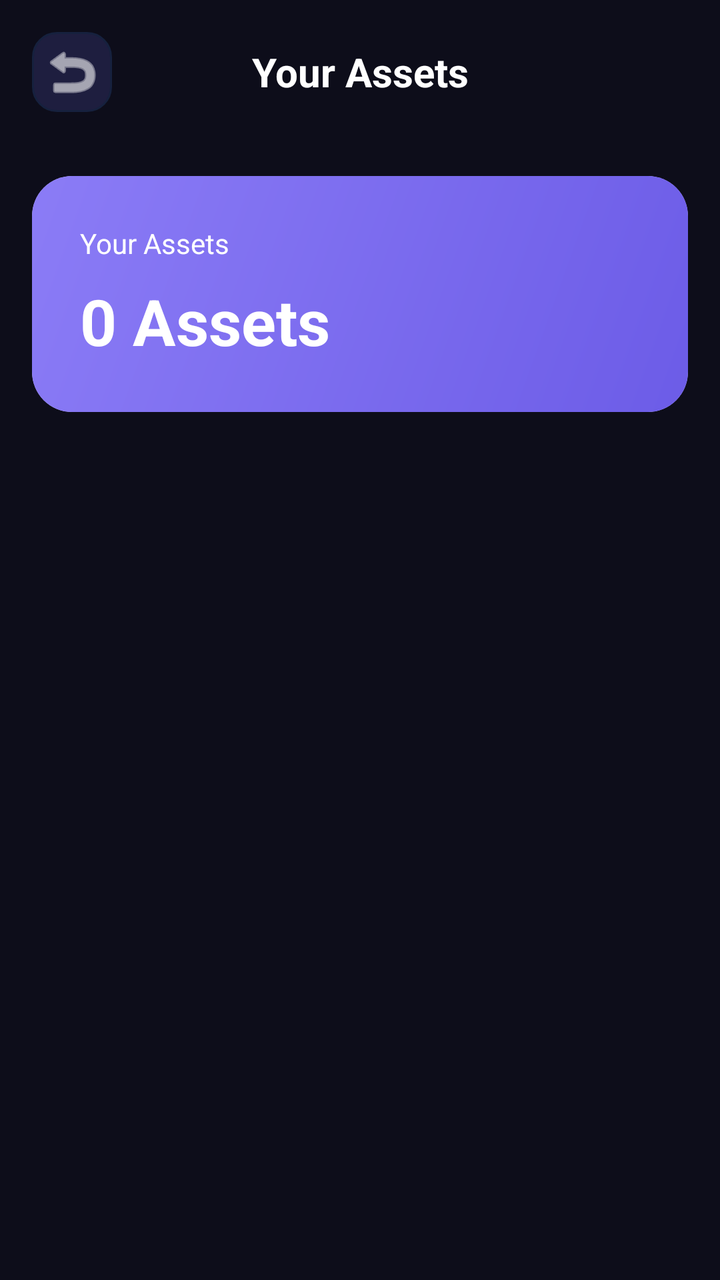
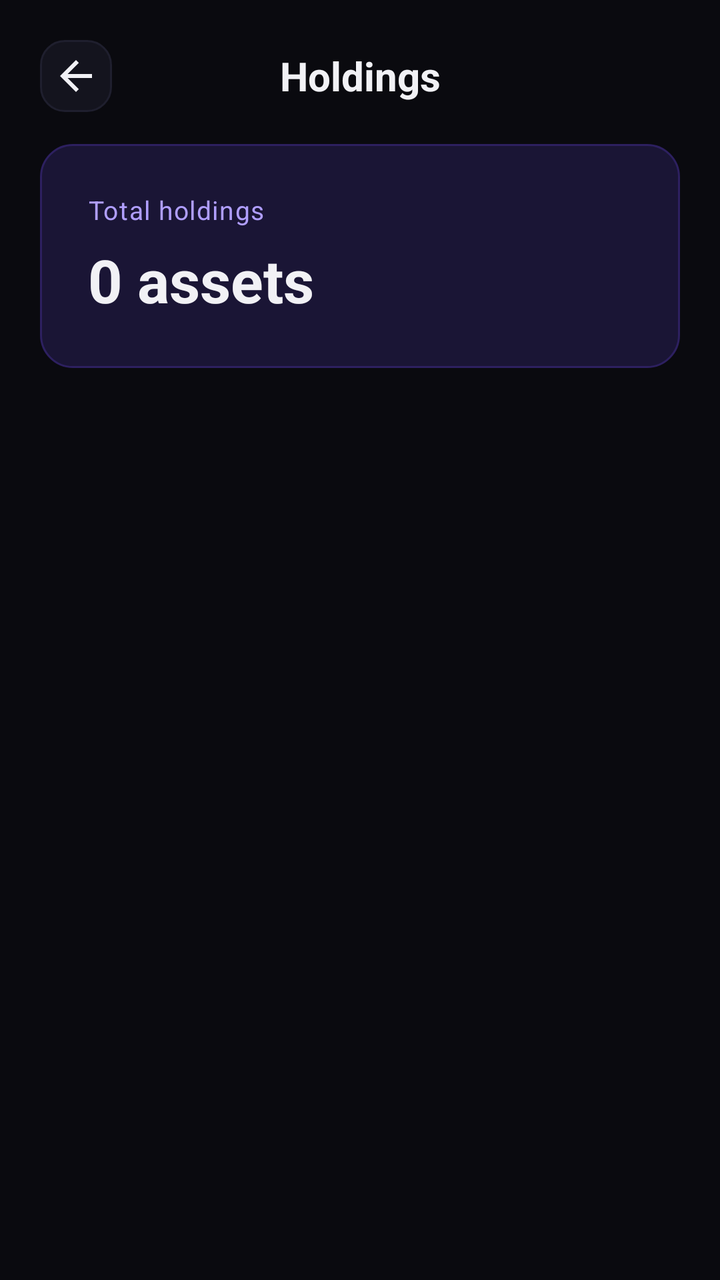

Compare the two renders of this Android layout. The source of the first and the diff that turns it into the second are given below.
<!-- AndroidManifest.xml: application theme Theme.CryptoApplication -->
<!-- res/layout/activity_assets.xml -->
<?xml version="1.0" encoding="utf-8"?>
<androidx.constraintlayout.widget.ConstraintLayout xmlns:android="http://schemas.android.com/apk/res/android"
    xmlns:app="http://schemas.android.com/apk/res-auto"
    xmlns:tools="http://schemas.android.com/tools"
    android:layout_width="match_parent"
    android:layout_height="match_parent"
    android:background="@color/dark_background"
    android:fitsSystemWindows="true"
    tools:context=".ui.profile.AssetsActivity">

    
    <LinearLayout
        android:id="@+id/headerLayout"
        android:layout_width="match_parent"
        android:layout_height="wrap_content"
        android:orientation="horizontal"
        android:gravity="center_vertical"
        android:padding="16dp"
        app:layout_constraintTop_toTopOf="parent"
        app:layout_constraintStart_toStartOf="parent"
        app:layout_constraintEnd_toEndOf="parent">

        <ImageButton
            android:id="@+id/btnBack"
            android:layout_width="40dp"
            android:layout_height="40dp"
            android:background="@drawable/dark_card_background"
            android:padding="8dp"
            android:src="@android:drawable/ic_menu_revert"
            android:tint="@color/text_primary"
            android:contentDescription="Back" />

        <TextView
            android:layout_width="0dp"
            android:layout_height="wrap_content"
            android:layout_weight="1"
            android:text="Your Assets"
            android:textColor="@color/text_primary"
            android:textSize="20sp"
            android:textStyle="bold"
            android:gravity="center"
            android:layout_marginStart="16dp"
            android:layout_marginEnd="56dp" />

    </LinearLayout>

    
    <androidx.cardview.widget.CardView
        android:id="@+id/summaryCard"
        android:layout_width="0dp"
        android:layout_height="wrap_content"
        android:layout_marginStart="16dp"
        android:layout_marginTop="16dp"
        android:layout_marginEnd="16dp"
        app:cardCornerRadius="20dp"
        app:cardElevation="0dp"
        app:layout_constraintTop_toBottomOf="@+id/headerLayout"
        app:layout_constraintStart_toStartOf="parent"
        app:layout_constraintEnd_toEndOf="parent">

        <LinearLayout
            android:layout_width="match_parent"
            android:layout_height="wrap_content"
            android:background="@drawable/gradient_purple_card"
            android:orientation="vertical"
            android:padding="24dp">

            <TextView
                android:layout_width="wrap_content"
                android:layout_height="wrap_content"
                android:text="Your Assets"
                android:textColor="@color/text_primary"
                android:textSize="14sp"
                android:layout_marginBottom="8dp" />

            <TextView
                android:id="@+id/txtTotalValue"
                android:layout_width="wrap_content"
                android:layout_height="wrap_content"
                android:text="0 Assets"
                android:textColor="@color/text_primary"
                android:textSize="32sp"
                android:textStyle="bold" />

        </LinearLayout>

    </androidx.cardview.widget.CardView>

    
    <androidx.recyclerview.widget.RecyclerView
        android:id="@+id/assetsRecyclerView"
        android:layout_width="0dp"
        android:layout_height="0dp"
        android:layout_marginStart="16dp"
        android:layout_marginTop="16dp"
        android:layout_marginEnd="16dp"
        android:layout_marginBottom="32dp"
        android:clipToPadding="false"
        android:paddingBottom="16dp"
        app:layout_constraintTop_toBottomOf="@+id/summaryCard"
        app:layout_constraintStart_toStartOf="parent"
        app:layout_constraintEnd_toEndOf="parent"
        app:layout_constraintBottom_toBottomOf="parent" />

    
    <LinearLayout
        android:id="@+id/emptyState"
        android:layout_width="wrap_content"
        android:layout_height="wrap_content"
        android:orientation="vertical"
        android:gravity="center"
        android:visibility="gone"
        app:layout_constraintTop_toTopOf="parent"
        app:layout_constraintBottom_toBottomOf="parent"
        app:layout_constraintStart_toStartOf="parent"
        app:layout_constraintEnd_toEndOf="parent">

        <TextView
            android:layout_width="wrap_content"
            android:layout_height="wrap_content"
            android:text="💰"
            android:textSize="48sp"
            android:layout_marginBottom="16dp" />

        <TextView
            android:layout_width="wrap_content"
            android:layout_height="wrap_content"
            android:text="No assets yet"
            android:textColor="@color/text_primary"
            android:textSize="18sp"
            android:textStyle="bold"
            android:layout_marginBottom="8dp" />

        <TextView
            android:layout_width="wrap_content"
            android:layout_height="wrap_content"
            android:text="Start trading to build your portfolio"
            android:textColor="@color/text_secondary"
            android:textSize="14sp"
            android:gravity="center" />

    </LinearLayout>

</androidx.constraintlayout.widget.ConstraintLayout>
<!-- resources referenced by this layout -->
<resources>
  <color name="dark_background">#0D0D1A</color>
  <color name="text_primary">#FFFFFF</color>
  <color name="text_secondary">#B0B3B8</color>
  <!-- drawable dark_card_background (drawable) -->
  <?xml version="1.0" encoding="utf-8"?>
  <shape xmlns:android="http://schemas.android.com/apk/res/android">
      <solid android:color="@color/dark_card" />
      <corners android:radius="12dp" />
      <stroke 
          android:width="1dp" 
          android:color="@color/dark_surface_variant" />
  </shape>
  <!-- drawable gradient_purple_card (drawable) -->
  <?xml version="1.0" encoding="utf-8"?>
  <shape xmlns:android="http://schemas.android.com/apk/res/android">
      <gradient
          android:startColor="@color/purple_primary"
          android:endColor="@color/purple_accent"
          android:angle="135" />
      <corners android:radius="16dp" />
  </shape>
  <style name="Theme.CryptoApplication" parent="Theme.Material3.DayNight.NoActionBar">
          
          <item name="colorPrimary">@color/purple_primary</item>
          <item name="colorOnPrimary">@color/text_primary</item>
          <item name="colorPrimaryContainer">@color/purple_accent</item>
          <item name="colorOnPrimaryContainer">@color/text_primary</item>
          
          
          <item name="colorSecondary">@color/purple_secondary</item>
          <item name="colorOnSecondary">@color/text_primary</item>
          <item name="colorSecondaryContainer">@color/dark_surface_variant</item>
          <item name="colorOnSecondaryContainer">@color/text_secondary</item>
  
          
          <item name="colorSurface">@color/dark_background</item>
          <item name="colorOnSurface">@color/text_primary</item>
          <item name="colorSurfaceVariant">@color/dark_surface</item>
          <item name="colorOnSurfaceVariant">@color/text_secondary</item>
          
          
          <item name="android:colorBackground">@color/dark_background</item>
          <item name="colorOnBackground">@color/text_primary</item>
          <item name="android:windowBackground">@color/dark_background</item>
          
          
          <item name="android:statusBarColor">@color/dark_background</item>
          <item name="android:windowLightStatusBar">false</item>
          
          
          <item name="android:navigationBarColor">@color/dark_background</item>
          
          
          <item name="colorError">@color/red_loss</item>
          <item name="colorOnError">@color/text_primary</item>
      </style>
  <color name="dark_card">#1E1E3F</color>
  <color name="dark_surface_variant">#16213E</color>
  <color name="purple_primary">#6C5CE7</color>
  <color name="purple_accent">#8B7CF6</color>
  <color name="purple_secondary">#A29BFE</color>
  <color name="dark_surface">#1A1A2E</color>
  <color name="red_loss">#FF6B6B</color>
</resources>

<!-- the commit's change to res/layout/activity_assets.xml (unified diff, before → after) -->
@@ -15,86 +15,83 @@
         android:layout_height="wrap_content"
         android:orientation="horizontal"
         android:gravity="center_vertical"
-        android:padding="16dp"
+        android:paddingStart="20dp"
+        android:paddingEnd="20dp"
+        android:paddingTop="20dp"
+        android:paddingBottom="16dp"
         app:layout_constraintTop_toTopOf="parent"
         app:layout_constraintStart_toStartOf="parent"
         app:layout_constraintEnd_toEndOf="parent">
 
         <ImageButton
             android:id="@+id/btnBack"
-            android:layout_width="40dp"
-            android:layout_height="40dp"
+            android:layout_width="36dp"
+            android:layout_height="36dp"
             android:background="@drawable/dark_card_background"
             android:padding="8dp"
-            android:src="@android:drawable/ic_menu_revert"
-            android:tint="@color/text_primary"
+            android:src="@drawable/ic_back"
             android:contentDescription="Back" />
 
         <TextView
             android:layout_width="0dp"
             android:layout_height="wrap_content"
             android:layout_weight="1"
-            android:text="Your Assets"
+            android:text="Holdings"
             android:textColor="@color/text_primary"
             android:textSize="20sp"
             android:textStyle="bold"
-            android:gravity="center"
-            android:layout_marginStart="16dp"
-            android:layout_marginEnd="56dp" />
+            android:gravity="center" />
+
+        
+        <View
+            android:layout_width="36dp"
+            android:layout_height="36dp" />
 
     </LinearLayout>
 
     
-    <androidx.cardview.widget.CardView
+    <LinearLayout
         android:id="@+id/summaryCard"
         android:layout_width="0dp"
         android:layout_height="wrap_content"
-        android:layout_marginStart="16dp"
-        android:layout_marginTop="16dp"
-        android:layout_marginEnd="16dp"
-        app:cardCornerRadius="20dp"
-        app:cardElevation="0dp"
+        android:background="@drawable/gradient_purple_card"
+        android:orientation="vertical"
+        android:padding="24dp"
+        android:layout_marginStart="20dp"
+        android:layout_marginEnd="20dp"
         app:layout_constraintTop_toBottomOf="@+id/headerLayout"
         app:layout_constraintStart_toStartOf="parent"
         app:layout_constraintEnd_toEndOf="parent">
 
-        <LinearLayout
-            android:layout_width="match_parent"
+        <TextView
+            android:layout_width="wrap_content"
             android:layout_height="wrap_content"
-            android:background="@drawable/gradient_purple_card"
-            android:orientation="vertical"
-            android:padding="24dp">
+            android:text="Total holdings"
+            android:textColor="@color/purple_light"
+            android:textSize="13sp"
+            android:letterSpacing="0.04" />
 
-            <TextView
-                android:layout_width="wrap_content"
-                android:layout_height="wrap_content"
-                android:text="Your Assets"
-                android:textColor="@color/text_primary"
-                android:textSize="14sp"
-                android:layout_marginBottom="8dp" />
+        <TextView
+            android:id="@+id/txtTotalValue"
+            android:layout_width="wrap_content"
+            android:layout_height="wrap_content"
+            android:text="0 assets"
+            android:textColor="@color/text_primary"
+            android:textSize="30sp"
+            android:textStyle="bold"
+            android:layout_marginTop="6dp" />
 
-            <TextView
-                android:id="@+id/txtTotalValue"
-                android:layout_width="wrap_content"
-                android:layout_height="wrap_content"
-                android:text="0 Assets"
-                android:textColor="@color/text_primary"
-                android:textSize="32sp"
-                android:textStyle="bold" />
-
-        </LinearLayout>
-
-    </androidx.cardview.widget.CardView>
+    </LinearLayout>
 
     
     <androidx.recyclerview.widget.RecyclerView
         android:id="@+id/assetsRecyclerView"
         android:layout_width="0dp"
         android:layout_height="0dp"
-        android:layout_marginStart="16dp"
+        android:layout_marginStart="20dp"
         android:layout_marginTop="16dp"
-        android:layout_marginEnd="16dp"
-        android:layout_marginBottom="32dp"
+        android:layout_marginEnd="20dp"
+        android:layout_marginBottom="36dp"
         android:clipToPadding="false"
         android:paddingBottom="16dp"
         app:layout_constraintTop_toBottomOf="@+id/summaryCard"
@@ -115,26 +112,26 @@
         app:layout_constraintStart_toStartOf="parent"
         app:layout_constraintEnd_toEndOf="parent">
 
-        <TextView
-            android:layout_width="wrap_content"
-            android:layout_height="wrap_content"
-            android:text="💰"
-            android:textSize="48sp"
+        <ImageView
+            android:layout_width="52dp"
+            android:layout_height="52dp"
+            android:src="@drawable/ic_wallet_empty"
+            android:contentDescription="@null"
             android:layout_marginBottom="16dp" />
 
         <TextView
             android:layout_width="wrap_content"
             android:layout_height="wrap_content"
-            android:text="No assets yet"
+            android:text="No holdings yet"
             android:textColor="@color/text_primary"
-            android:textSize="18sp"
+            android:textSize="17sp"
             android:textStyle="bold"
-            android:layout_marginBottom="8dp" />
+            android:layout_marginBottom="6dp" />
 
         <TextView
             android:layout_width="wrap_content"
             android:layout_height="wrap_content"
-            android:text="Start trading to build your portfolio"
+            android:text="Buy a coin to see it here"
             android:textColor="@color/text_secondary"
             android:textSize="14sp"
             android:gravity="center" />
<!-- resource entries referenced after the edit -->
@@ -1,26 +1,49 @@
 <!-- resources referenced by this layout -->
 <resources>
-  <color name="dark_background">#0D0D1A</color>
-  <color name="text_primary">#FFFFFF</color>
-  <color name="text_secondary">#B0B3B8</color>
+  <color name="dark_background">#0A0A0F</color>
+  <color name="purple_light">#B09EFE</color>
+  <color name="text_primary">#F1F1F5</color>
+  <color name="text_secondary">#8A8A9A</color>
   <!-- drawable dark_card_background (drawable) -->
   <?xml version="1.0" encoding="utf-8"?>
   <shape xmlns:android="http://schemas.android.com/apk/res/android">
       <solid android:color="@color/dark_card" />
       <corners android:radius="12dp" />
-      <stroke 
-          android:width="1dp" 
-          android:color="@color/dark_surface_variant" />
+      <stroke
+          android:width="1dp"
+          android:color="@color/stroke_default" />
   </shape>
   <!-- drawable gradient_purple_card (drawable) -->
   <?xml version="1.0" encoding="utf-8"?>
   <shape xmlns:android="http://schemas.android.com/apk/res/android">
-      <gradient
-          android:startColor="@color/purple_primary"
-          android:endColor="@color/purple_accent"
-          android:angle="135" />
+      <solid android:color="@color/purple_surface" />
       <corners android:radius="16dp" />
+      <stroke
+          android:width="1dp"
+          android:color="#2D2060" />
   </shape>
+  <!-- drawable ic_back (drawable) -->
+  <?xml version="1.0" encoding="utf-8"?>
+  <vector xmlns:android="http://schemas.android.com/apk/res/android"
+      android:width="24dp"
+      android:height="24dp"
+      android:viewportWidth="24"
+      android:viewportHeight="24">
+      <path
+          android:fillColor="#F1F1F5"
+          android:pathData="M20,11L7.83,11L13.42,5.41L12,4L4,12L12,20L13.41,18.59L7.83,13L20,13L20,11Z" />
+  </vector>
+  <!-- drawable ic_wallet_empty (drawable) -->
+  <?xml version="1.0" encoding="utf-8"?>
+  <vector xmlns:android="http://schemas.android.com/apk/res/android"
+      android:width="48dp"
+      android:height="48dp"
+      android:viewportWidth="24"
+      android:viewportHeight="24">
+      <path
+          android:fillColor="#1F1F2E"
+          android:pathData="M21,18V19C21,20.1 20.1,21 19,21H5C3.89,21 3,20.1 3,19V5C3,3.9 3.89,3 5,3H19C20.1,3 21,3.9 21,5V6H12C10.89,6 10,6.9 10,8V16C10,17.1 10.89,18 12,18H21ZM12,16H22V8H12V16ZM16,13.5C15.17,13.5 14.5,12.83 14.5,12C14.5,11.17 15.17,10.5 16,10.5C16.83,10.5 17.5,11.17 17.5,12C17.5,12.83 16.83,13.5 16,13.5Z" />
+  </vector>
   <style name="Theme.CryptoApplication" parent="Theme.Material3.DayNight.NoActionBar">
           
           <item name="colorPrimary">@color/purple_primary</item>
@@ -56,12 +79,14 @@
           <item name="colorError">@color/red_loss</item>
           <item name="colorOnError">@color/text_primary</item>
       </style>
-  <color name="dark_card">#1E1E3F</color>
-  <color name="dark_surface_variant">#16213E</color>
-  <color name="purple_primary">#6C5CE7</color>
-  <color name="purple_accent">#8B7CF6</color>
-  <color name="purple_secondary">#A29BFE</color>
-  <color name="dark_surface">#1A1A2E</color>
-  <color name="red_loss">#FF6B6B</color>
+  <color name="dark_card">#14141E</color>
+  <color name="stroke_default">#1F1F2E</color>
+  <color name="purple_surface">#1A1535</color>
+  <color name="dark_surface_variant">#1C1C27</color>
+  <color name="purple_primary">#7C5CFC</color>
+  <color name="purple_accent">#7C5CFC</color>
+  <color name="purple_secondary">#A48AFD</color>
+  <color name="dark_surface">#111118</color>
+  <color name="red_loss">#EF4444</color>
 </resources>
 
